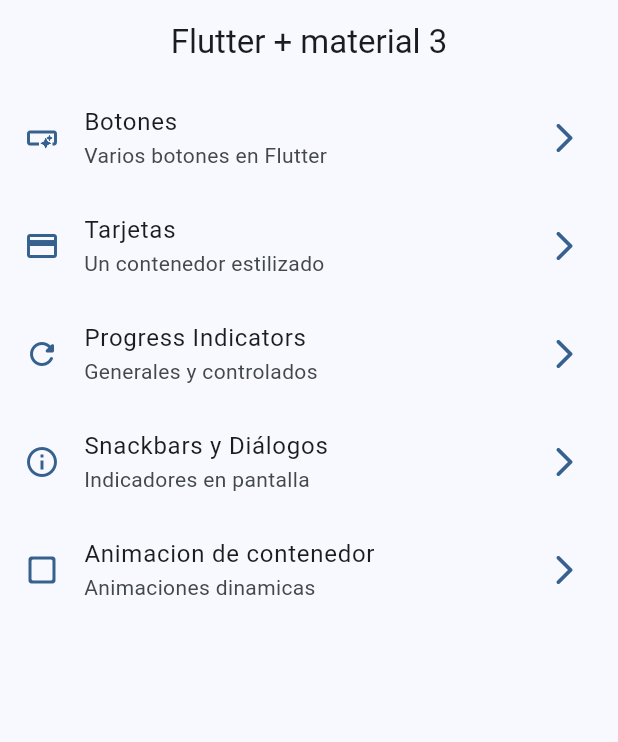
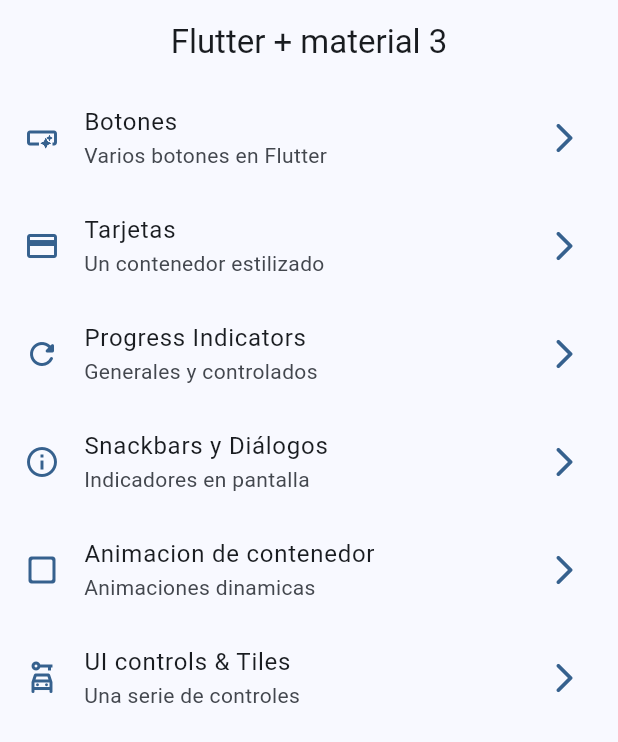
Before and after one commit to josetapia97/FlutterCardPlay, a Flutter app: the screen it shows after launch, on a phone screen of 412 x 824 dp. Shown: the top 742 px of the screen. Run offline on Flutter 3.47's test engine with Material 2 defaults, Android fonts, the phone set to English and light mode, and no system bars; our stand-ins replace go_router.

Commit message:
Tiles: Selectores Basicos

```diff
--- a/lib/config/router/app_router.dart
+++ b/lib/config/router/app_router.dart
@@ -38,5 +38,10 @@ final appRouter = GoRouter(
       path: '/animated',
       builder: (context, state) => const AnimatedScreen(),
     ),
+    GoRoute(
+      name: UiControlsScreen.name,
+      path: '/ui-controls',
+      builder: (context, state) => const UiControlsScreen(),
+    )
   ],
 );
--- a/lib/config/theme/menu/menu_items.dart
+++ b/lib/config/theme/menu/menu_items.dart
@@ -44,4 +44,10 @@ const appMenuItems = <MenuItem>[
       link: '/animated',
        icon: Icons.check_box_outline_blank_rounded
        ),
+  MenuItem(
+    tittle: 'UI controls & Tiles',
+     subtittle: 'Una serie de controles',
+      link: '/ui-controls',
+       icon: Icons.car_rental_outlined
+       ),
 ];
```
Also changed, not shown: lib/presentation/screens/ui_controls/ui_controls_screen.dart (+69 -1 lines).
